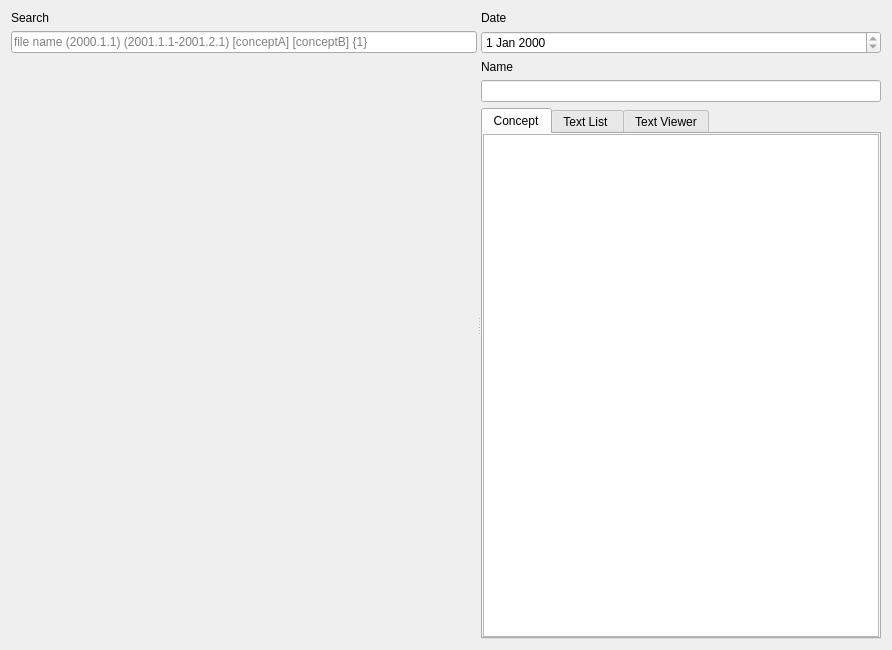
Before: the Qt Designer form module/Ui_Library.ui in Holence/DongliTeahouseStudio2, drawn with Qt 5.
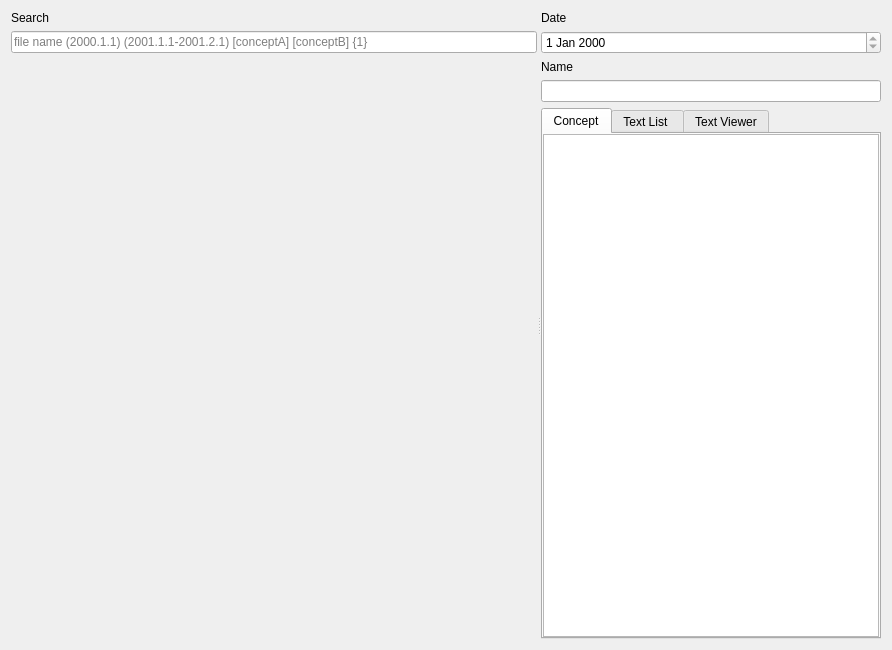
After: the same form once the commit is applied. Custom widgets are drawn as their Qt base class.

```diff
--- a/module/Ui_Library.ui
+++ b/module/Ui_Library.ui
@@ -70,12 +70,6 @@
        </item>
        <item>
         <widget class="QDateEdit" name="dateEdit">
-         <property name="minimumSize">
-          <size>
-           <width>400</width>
-           <height>0</height>
-          </size>
-         </property>
          <property name="readOnly">
           <bool>true</bool>
          </property>
@@ -89,14 +83,7 @@
         </widget>
        </item>
        <item>
-        <widget class="QLineEdit" name="lineEdit_name">
-         <property name="minimumSize">
-          <size>
-           <width>400</width>
-           <height>0</height>
-          </size>
-         </property>
-        </widget>
+        <widget class="QLineEdit" name="lineEdit_name"/>
        </item>
        <item>
         <widget class="QTabWidget" name="tabWidget">
@@ -106,6 +93,12 @@
            <verstretch>0</verstretch>
           </sizepolicy>
          </property>
+         <property name="minimumSize">
+          <size>
+           <width>300</width>
+           <height>0</height>
+          </size>
+         </property>
          <property name="tabPosition">
           <enum>QTabWidget::North</enum>
          </property>
```
